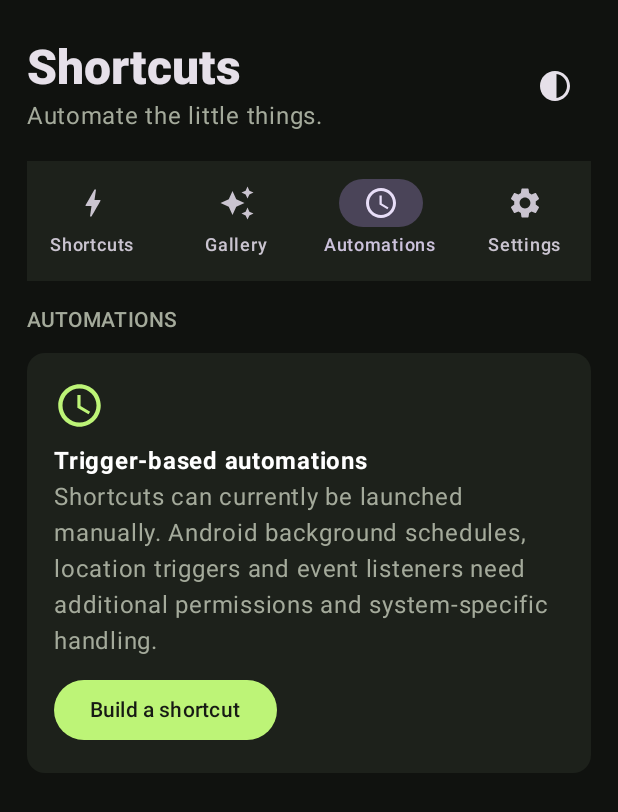
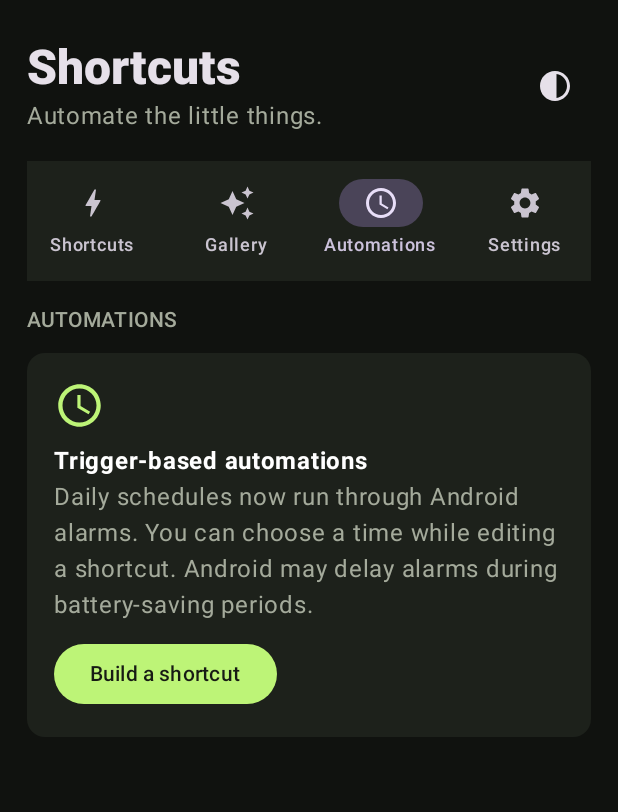
Before and after one commit to domm1402/AndroidShortcuts, an Android app built with Jetpack Compose: the screen it shows after launch (MainActivity), tab 3 chosen, on a phone screen of 412 x 824 dp. Shown: the top 812 px of the screen. Run offline under Robolectric (Android 15) with nearby library versions, the phone set to English and light mode, and no system bars.

Commit message:
Add daily schedule controls and sync alarms

```diff
--- a/app/src/main/java/com/domm/androidshortcuts/MainActivity.kt
+++ b/app/src/main/java/com/domm/androidshortcuts/MainActivity.kt
@@ -90,6 +90,7 @@ class MainActivity : ComponentActivity() {
     }.getOrDefault(emptyList())
 
     private fun writeItems(items: List<ShortcutItem>) {
+        AutomationScheduler.sync(this, items)
         val a = JSONArray()
         items.forEach { item ->
             val steps = JSONArray()
@@ -258,13 +259,13 @@ private fun MainDashboard(
                         Icon(Icons.Default.Schedule, tint = lime, contentDescription = null, modifier = Modifier.size(34.dp))
                         Spacer(Modifier.height(8.dp))
                         Text("Trigger-based automations", fontWeight = FontWeight.Bold)
-                        Text("Shortcuts can currently be launched manually. Android background schedules, location triggers and event listeners need additional permissions and system-specific handling.", color = soft)
+                        Text("Daily schedules now run through Android alarms. You can choose a time while editing a shortcut. Android may delay alarms during battery-saving periods.", color = soft)
                         Spacer(Modifier.height(10.dp))
                         Button(onClick = onCreate) { Text("Build a shortcut") }
                     }
                 }
                 Spacer(Modifier.height(12.dp))
-                items.filter { it.trigger != "Manual" }.forEach { Text(it.name + " · " + it.trigger, color = soft) }
+                items.filter { it.trigger.startsWith("Daily at ") }.forEach { Text(it.name + " · " + it.trigger, color = soft) }
             }
             else -> {
                 Text("PREFERENCES", color = soft, style = MaterialTheme.typography.labelLarge)
@@ -311,11 +312,16 @@ private fun ShortcutEditor(item: ShortcutItem, actionTypes: List<String>, onBack
         Text("WHEN SHOULD IT RUN?", color = soft, style = MaterialTheme.typography.labelLarge)
         Spacer(Modifier.height(6.dp))
         Row(horizontalArrangement = Arrangement.spacedBy(8.dp)) {
-            listOf("Manual", "On a schedule").forEach { option ->
-                FilterChip(selected = trigger == option, onClick = { trigger = option }, label = { Text(option) })
-            }
+            FilterChip(selected = trigger == "Manual", onClick = { trigger = "Manual" }, label = { Text("Manual") })
+            FilterChip(selected = trigger.startsWith("Daily at "), onClick = { if (!trigger.startsWith("Daily at ")) trigger = "Daily at 09:00" }, label = { Text("Daily schedule") })
         }
-        if (trigger == "On a schedule") Text("Scheduling is a planned feature; this shortcut remains manually runnable in this build.", color = soft, style = MaterialTheme.typography.bodySmall)
+        if (trigger.startsWith("Daily at ")) {
+            OutlinedTextField(value = trigger.removePrefix("Daily at "), onValueChange = { raw ->
+                val clean = raw.filter { it.isDigit() || it == ':' }.take(5)
+                trigger = "Daily at " + clean
+            }, label = { Text("Daily time (24-hour HH:mm)") }, placeholder = { Text("09:00") }, singleLine = true, modifier = Modifier.fillMaxWidth())
+            Text("Runs every day using Android alarms. Battery saver may delay it slightly.", color = soft, style = MaterialTheme.typography.bodySmall)
+        }
         Spacer(Modifier.height(16.dp))
         Row(verticalAlignment = Alignment.CenterVertically) {
             Text("ACTIONS", color = soft, style = MaterialTheme.typography.labelLarge, modifier = Modifier.weight(1f))
```
